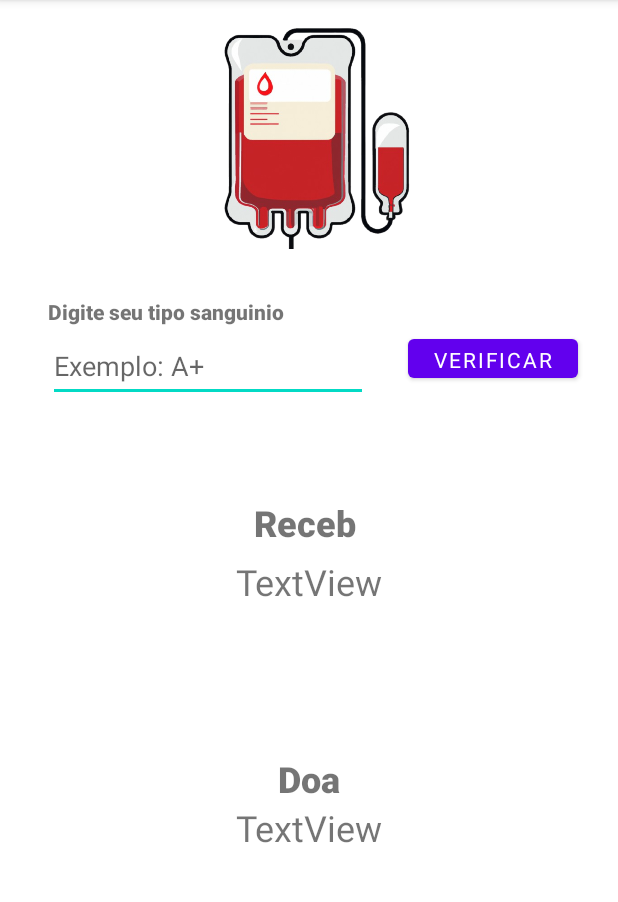
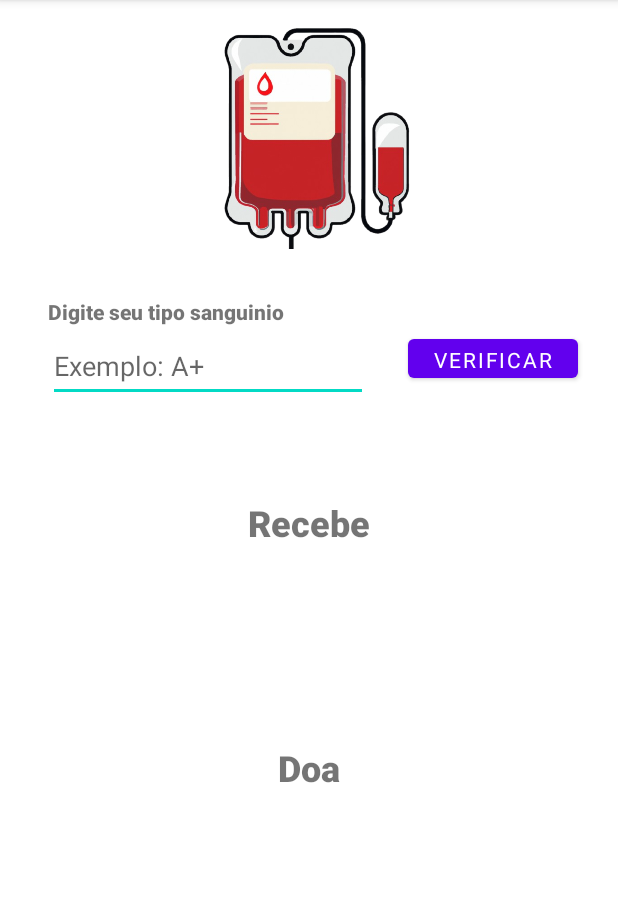
Before and after one commit to Alitor004/TipoSanguineo, an Android app: the screen it shows after launch (MainActivity), on a phone screen of 412 x 824 dp, the part 84-986 px from its top. Run offline under Robolectric (Android 15) with nearby library versions, the phone set to English and light mode, and no system bars.

Commit message:
Ajustando o RECEBE e retirando o TextView

```diff
--- a/app/src/main/res/layout/activity_main.xml
+++ b/app/src/main/res/layout/activity_main.xml
@@ -54,8 +54,8 @@
 
     <TextView
         android:id="@+id/Recebe"
-        android:layout_width="73dp"
-        android:layout_height="39dp"
+        android:layout_width="81dp"
+        android:layout_height="32dp"
         android:layout_marginTop="64dp"
         android:fontFamily="sans-serif-black"
         android:text="Recebe"
@@ -68,7 +68,6 @@
         android:id="@+id/Recebe2"
         android:layout_width="206dp"
         android:layout_height="99dp"
-        android:text="TextView"
         android:textAlignment="center"
         android:textSize="24sp"
         app:layout_constraintEnd_toEndOf="parent"
@@ -79,7 +78,6 @@
         android:id="@+id/Doa2"
         android:layout_width="206dp"
         android:layout_height="99dp"
-        android:text="TextView"
         android:textAlignment="center"
         android:textSize="24sp"
         app:layout_constraintEnd_toEndOf="parent"
```
